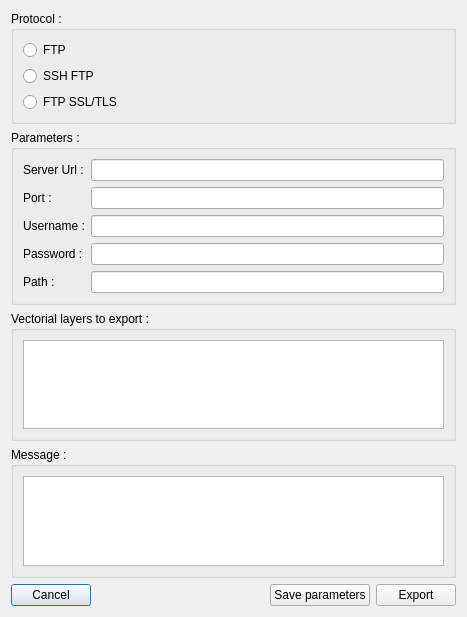
Champs-Libres/QgisGeoJSONExportPlugin, file UI/export.ui: the form before one commit.
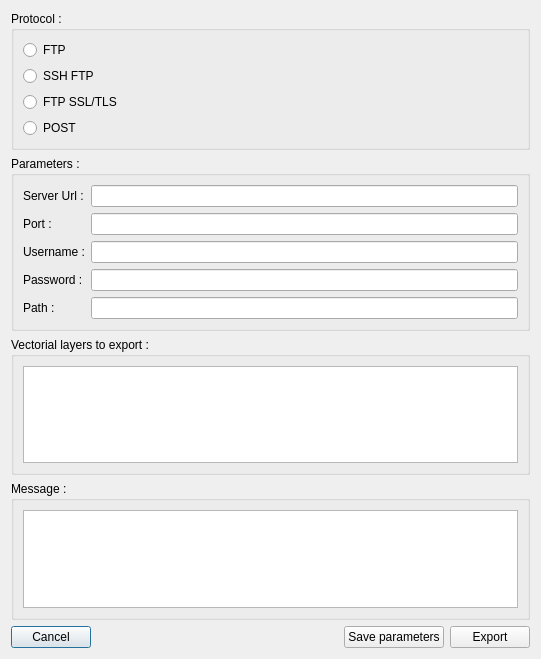
The form after the commit.

Commit message: Post without indentification

```diff
--- a/UI/export.ui
+++ b/UI/export.ui
@@ -6,8 +6,8 @@
    <rect>
     <x>0</x>
     <y>0</y>
-    <width>467</width>
-    <height>617</height>
+    <width>541</width>
+    <height>659</height>
    </rect>
   </property>
   <property name="windowTitle">
@@ -43,6 +43,13 @@
           </property>
          </widget>
         </item>
+        <item row="3" column="0">
+         <widget class="QRadioButton" name="postRadioButton">
+          <property name="text">
+           <string>POST</string>
+          </property>
+         </widget>
+        </item>
        </layout>
        <zorder>fTPRadioButton</zorder>
        <zorder>sFTPRadioButton</zorder>
```
Left out of the diff: 146 changed lines with no effect on the pictures. The commit also changes 7 other files.
